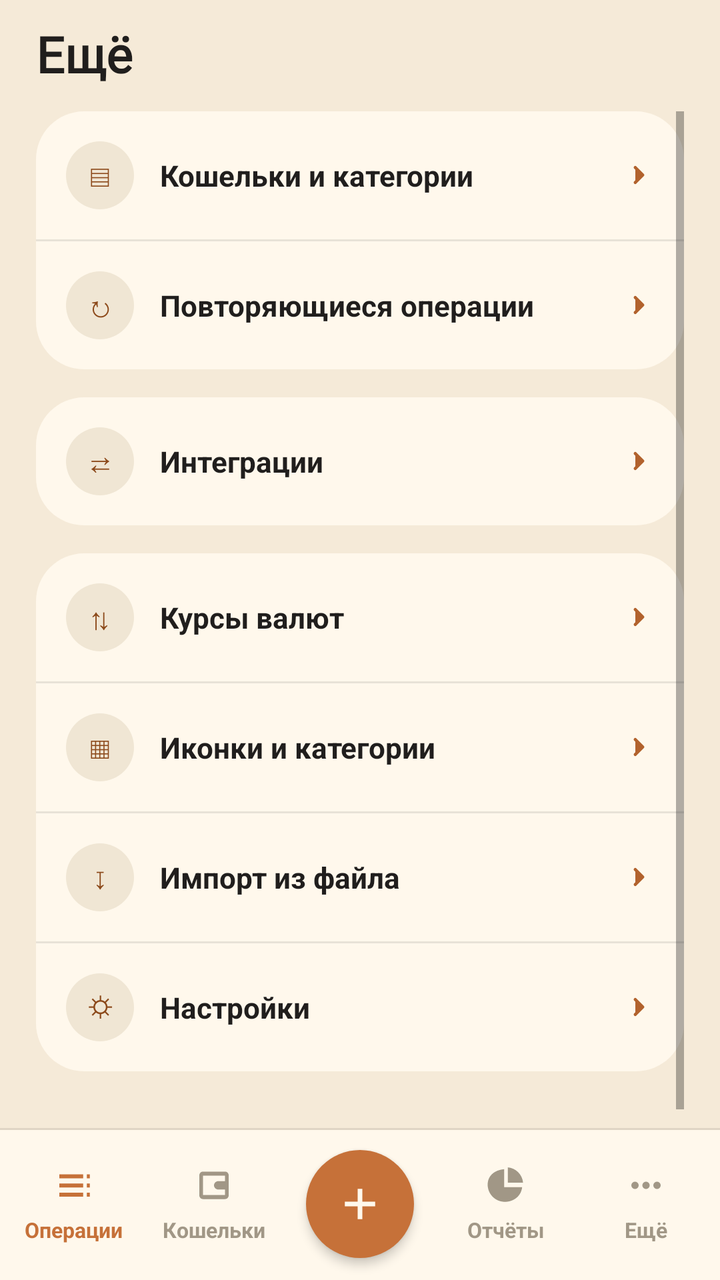
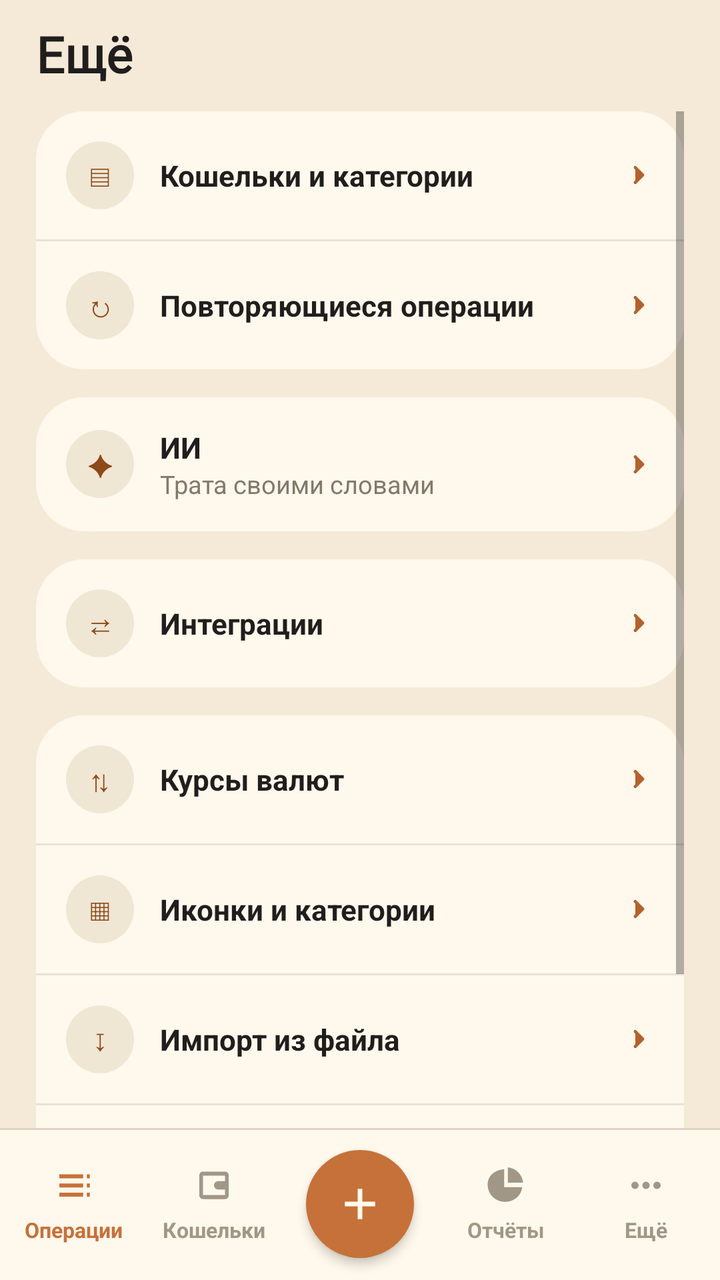

Two renders of the same Android screen: before a commit and after it. Below are the layout's source before the change and the commit's diff.
<!-- AndroidManifest.xml: activity theme AppTheme.NoActionBar -->
<!-- res/layout/activity_more.xml -->
<?xml version="1.0" encoding="utf-8"?>
<RelativeLayout xmlns:android="http://schemas.android.com/apk/res/android"
    android:layout_width="match_parent"
    android:layout_height="match_parent"
    android:background="@color/colorBackground">

    <TextView
        android:id="@+id/title"
        android:layout_width="match_parent"
        android:layout_height="wrap_content"
        android:paddingLeft="18dp"
        android:paddingRight="18dp"
        android:paddingTop="10dp"
        android:paddingBottom="12dp"
        android:text="Ещё"
        android:textSize="25sp"
        android:textStyle="bold"
        android:fontFamily="@font/caprasimo"
        android:textColor="@color/colorTextPrimary"/>

    <ScrollView
        android:layout_width="match_parent"
        android:layout_height="wrap_content"
        android:layout_below="@id/title"
        android:layout_above="@id/bottomNav"
        android:paddingLeft="18dp"
        android:paddingRight="18dp">

        <LinearLayout
            android:layout_width="match_parent"
            android:layout_height="wrap_content"
            android:orientation="vertical"
            android:paddingBottom="24dp">

            <LinearLayout
                android:id="@+id/rowAccountsCard"
                android:layout_width="match_parent"
                android:layout_height="wrap_content"
                android:orientation="vertical"
                android:background="@drawable/bg_card"
                android:layout_marginBottom="14dp">

                <LinearLayout android:id="@+id/rowAccounts" style="@style/MoreRow" android:onClick="onMoreAccounts">
                    <TextView style="@style/MoreRowGlyph" android:text="▤"/>
                    <TextView style="@style/MoreRowLabel" android:text="Кошельки и категории"/>
                    <ImageView style="@style/MoreRowChevron"/>
                </LinearLayout>
                <View style="@style/MoreRowDivider"/>

                <LinearLayout android:id="@+id/rowRecurring" style="@style/MoreRow" android:onClick="onMoreRecurring">
                    <TextView style="@style/MoreRowGlyph" android:text="↻"/>
                    <TextView style="@style/MoreRowLabel" android:text="Повторяющиеся операции"/>
                    <ImageView style="@style/MoreRowChevron"/>
                </LinearLayout>
            </LinearLayout>

            
            <LinearLayout
                android:id="@+id/rowIntegrationsCard"
                android:layout_width="match_parent"
                android:layout_height="wrap_content"
                android:orientation="vertical"
                android:background="@drawable/bg_card"
                android:layout_marginBottom="14dp">

                <LinearLayout android:id="@+id/rowIntegrations" style="@style/MoreRow" android:onClick="onMoreIntegrations">
                    <TextView style="@style/MoreRowGlyph" android:text="⇄"/>
                    <TextView style="@style/MoreRowLabel" android:text="Интеграции"/>
                    <ImageView style="@style/MoreRowChevron"/>
                </LinearLayout>
            </LinearLayout>

            <LinearLayout
                android:id="@+id/moreList"
                android:layout_width="match_parent"
                android:layout_height="wrap_content"
                android:orientation="vertical"
                android:background="@drawable/bg_card"
                android:layout_marginBottom="14dp">

                
                <LinearLayout android:id="@+id/rowRates" style="@style/MoreRow" android:onClick="onMoreRates">
                    <TextView style="@style/MoreRowGlyph" android:text="⇅"/>
                    <TextView style="@style/MoreRowLabel" android:text="Курсы валют"/>
                    <ImageView style="@style/MoreRowChevron"/>
                </LinearLayout>
                <View style="@style/MoreRowDivider"/>

                <LinearLayout android:id="@+id/rowIcons" style="@style/MoreRow" android:onClick="onMoreIcons">
                    <TextView style="@style/MoreRowGlyph" android:text="▦"/>
                    <TextView style="@style/MoreRowLabel" android:text="Иконки и категории"/>
                    <ImageView style="@style/MoreRowChevron"/>
                </LinearLayout>
                <View style="@style/MoreRowDivider"/>

                <LinearLayout android:id="@+id/rowImport" style="@style/MoreRow" android:onClick="onMoreImport">
                    <TextView style="@style/MoreRowGlyph" android:text="↧"/>
                    <TextView style="@style/MoreRowLabel" android:text="Импорт из файла"/>
                    <ImageView style="@style/MoreRowChevron"/>
                </LinearLayout>
                <View style="@style/MoreRowDivider"/>

                <LinearLayout android:id="@+id/rowSettings" style="@style/MoreRow" android:onClick="onMoreSettings">
                    <TextView style="@style/MoreRowGlyph" android:text="⛭"/>
                    <TextView style="@style/MoreRowLabel" android:text="Настройки"/>
                    <ImageView style="@style/MoreRowChevron"/>
                </LinearLayout>
            </LinearLayout>
        </LinearLayout>
    </ScrollView>

    <include android:id="@+id/bottomNav" layout="@layout/view_bottom_nav"/>
</RelativeLayout>
<!-- res/layout/view_bottom_nav.xml (included above) -->
<?xml version="1.0" encoding="utf-8"?>
<FrameLayout xmlns:android="http://schemas.android.com/apk/res/android"
    android:id="@+id/bottomNav"
    android:layout_width="match_parent"
    android:layout_height="76dp"
    android:layout_alignParentBottom="true"
    android:layout_gravity="bottom"
    android:background="@drawable/bg_bottom_nav"
    android:elevation="8dp">

    <LinearLayout
        android:layout_width="match_parent"
        android:layout_height="match_parent"
        android:orientation="horizontal"
        android:paddingLeft="2dp"
        android:paddingRight="2dp">

        <LinearLayout
            android:id="@+id/navOps"
            android:layout_width="0dp"
            android:layout_height="match_parent"
            android:layout_weight="1"
            android:background="@drawable/bg_nav_tab"
            android:clickable="true"
            android:focusable="true"
            android:gravity="center"
            android:orientation="vertical"
            android:onClick="navOperations">

            <ImageView
                android:layout_width="22dp"
                android:layout_height="22dp"
                android:src="@drawable/ic_nav_ops"
                android:tint="@color/colorPrimary"/>

            <TextView
                android:layout_width="wrap_content"
                android:layout_height="wrap_content"
                android:layout_marginTop="4dp"
                android:text="Операции"
                android:textSize="10.5sp"
                android:textStyle="bold"
                android:textColor="@color/colorPrimary"/>
        </LinearLayout>

        <LinearLayout
            android:id="@+id/navWallets"
            android:layout_width="0dp"
            android:layout_height="match_parent"
            android:layout_weight="1"
            android:background="@drawable/bg_nav_tab"
            android:clickable="true"
            android:focusable="true"
            android:gravity="center"
            android:orientation="vertical"
            android:onClick="navWallets">

            <ImageView
                android:layout_width="22dp"
                android:layout_height="22dp"
                android:src="@drawable/ic_nav_wallets"
                android:tint="@color/colorTextHint"/>

            <TextView
                android:layout_width="wrap_content"
                android:layout_height="wrap_content"
                android:layout_marginTop="4dp"
                android:text="Кошельки"
                android:textSize="10.5sp"
                android:textStyle="bold"
                android:textColor="@color/colorTextHint"/>
        </LinearLayout>

        
        <View
            android:layout_width="76dp"
            android:layout_height="match_parent"/>

        <LinearLayout
            android:id="@+id/navReport"
            android:layout_width="0dp"
            android:layout_height="match_parent"
            android:layout_weight="1"
            android:background="@drawable/bg_nav_tab"
            android:clickable="true"
            android:focusable="true"
            android:gravity="center"
            android:orientation="vertical"
            android:onClick="navReport">

            <ImageView
                android:layout_width="22dp"
                android:layout_height="22dp"
                android:src="@drawable/ic_nav_report"
                android:tint="@color/colorTextHint"/>

            <TextView
                android:layout_width="wrap_content"
                android:layout_height="wrap_content"
                android:layout_marginTop="4dp"
                android:text="Отчёты"
                android:textSize="10.5sp"
                android:textStyle="bold"
                android:textColor="@color/colorTextHint"/>
        </LinearLayout>

        <LinearLayout
            android:id="@+id/navMore"
            android:layout_width="0dp"
            android:layout_height="match_parent"
            android:layout_weight="1"
            android:background="@drawable/bg_nav_tab"
            android:clickable="true"
            android:focusable="true"
            android:gravity="center"
            android:orientation="vertical"
            android:onClick="navMore">

            <ImageView
                android:layout_width="22dp"
                android:layout_height="22dp"
                android:src="@drawable/ic_nav_more"
                android:tint="@color/colorTextHint"/>

            <TextView
                android:layout_width="wrap_content"
                android:layout_height="wrap_content"
                android:layout_marginTop="4dp"
                android:text="Ещё"
                android:textSize="10.5sp"
                android:textStyle="bold"
                android:textColor="@color/colorTextHint"/>
        </LinearLayout>

    </LinearLayout>

    
    <ImageButton
        android:id="@+id/btnAddTran"
        android:layout_width="54dp"
        android:layout_height="54dp"
        android:layout_gravity="center_horizontal|bottom"
        android:layout_marginBottom="11dp"
        android:background="@drawable/bg_nav_add"
        android:contentDescription="Добавить операцию"
        android:elevation="3dp"
        android:padding="14dp"
        android:scaleType="fitCenter"
        android:src="@drawable/ic_nav_add"
        android:tint="@color/colorSurface"
        android:onClick="btnOperationAdd"/>

</FrameLayout>
<!-- resources referenced by this layout -->
<resources>
  <color name="colorBackground">#F5EAD8</color>
  <color name="colorPrimary">#C67139</color>
  <color name="colorSurface">#FFF8EC</color>
  <color name="colorTextHint">#A19786</color>
  <color name="colorTextPrimary">#201E1D</color>
  <!-- drawable bg_card (drawable) -->
  <?xml version="1.0" encoding="utf-8"?>
  <shape xmlns:android="http://schemas.android.com/apk/res/android">
      <solid android:color="@color/colorSurface"/>
      <corners android:radius="24dp"/>
  </shape>
  <!-- drawable bg_nav_add (drawable) -->
  <?xml version="1.0" encoding="utf-8"?>
  <ripple xmlns:android="http://schemas.android.com/apk/res/android"
      android:color="@color/colorPrimaryDark">
      <item>
          <shape android:shape="oval">
              <solid android:color="@color/colorPrimary"/>
          </shape>
      </item>
  </ripple>
  <!-- drawable bg_nav_tab (drawable) -->
  <?xml version="1.0" encoding="utf-8"?>
  <ripple xmlns:android="http://schemas.android.com/apk/res/android"
      android:color="@color/colorSurfaceAlt">
      <item android:drawable="@android:color/transparent"/>
  </ripple>
  <!-- drawable ic_nav_add (drawable) -->
  <?xml version="1.0" encoding="utf-8"?>
  <vector xmlns:android="http://schemas.android.com/apk/res/android"
      android:width="24dp"
      android:height="24dp"
      android:viewportWidth="24"
      android:viewportHeight="24">
      <path
          android:fillColor="#FFFFFF"
          android:pathData="M10.9,5h2.2v5.9H19v2.2h-5.9V19h-2.2v-5.9H5v-2.2h5.9z"/>
  </vector>
  <style name="MoreRow">
          <item name="android:layout_width">match_parent</item>
          <item name="android:layout_height">wrap_content</item>
          <item name="android:orientation">horizontal</item>
          <item name="android:gravity">center_vertical</item>
          <item name="android:padding">15dp</item>
          <item name="android:background">?android:attr/selectableItemBackground</item>
      </style>
  <style name="MoreRowChevron">
          <item name="android:layout_width">15dp</item>
          <item name="android:layout_height">15dp</item>
          <item name="android:src">@drawable/ic_chevron_right</item>
      </style>
  <style name="MoreRowDivider">
          <item name="android:layout_width">match_parent</item>
          <item name="android:layout_height">1dp</item>
          <item name="android:background">@color/colorDivider</item>
      </style>
  <style name="MoreRowGlyph">
          <item name="android:layout_width">34dp</item>
          <item name="android:layout_height">34dp</item>
          <item name="android:background">@drawable/bg_icon_circle</item>
          <item name="android:gravity">center</item>
          <item name="android:textSize">15sp</item>
          <item name="android:textColor">@color/colorexpanse</item>
      </style>
  <style name="MoreRowLabel">
          <item name="android:layout_width">0dp</item>
          <item name="android:layout_height">wrap_content</item>
          <item name="android:layout_weight">1</item>
          <item name="android:paddingStart">13dp</item>
          <item name="android:textSize">14.5sp</item>
          <item name="android:textStyle">bold</item>
          <item name="android:textColor">@color/colorTextPrimary</item>
      </style>
  <style name="AppTheme.NoActionBar">
          <item name="windowActionBar">false</item>
          <item name="windowNoTitle">true</item>
      </style>
  <color name="colorDivider">#1A201E1D</color>
  <color name="colorPrimaryDark">#B2622D</color>
  <color name="colorSurfaceAlt">#EBDDC5</color>
  <!-- drawable bg_icon_circle (drawable) -->
  <?xml version="1.0" encoding="utf-8"?>
  <shape xmlns:android="http://schemas.android.com/apk/res/android"
      android:shape="oval">
      <solid android:color="@color/colorIconCircle"/>
  </shape>
  <color name="colorexpanse">#8C491A</color>
  <color name="colorIconCircle">#F0E6D4</color>
  <!-- unchanged entries left out for length: 6 -->
</resources>

<!-- the commit's change to res/layout/activity_more.xml (unified diff, before → after) -->
@@ -50,6 +50,40 @@
                 <LinearLayout android:id="@+id/rowRecurring" style="@style/MoreRow" android:onClick="onMoreRecurring">
                     <TextView style="@style/MoreRowGlyph" android:text="↻"/>
                     <TextView style="@style/MoreRowLabel" android:text="Повторяющиеся операции"/>
+                    <ImageView style="@style/MoreRowChevron"/>
+                </LinearLayout>
+            </LinearLayout>
+
+            
+            <LinearLayout
+                android:id="@+id/rowAiCard"
+                android:layout_width="match_parent"
+                android:layout_height="wrap_content"
+                android:orientation="vertical"
+                android:background="@drawable/bg_card"
+                android:layout_marginBottom="14dp">
+
+                <LinearLayout android:id="@+id/rowAi" style="@style/MoreRow" android:onClick="onMoreAi">
+                    <TextView style="@style/MoreRowGlyph" android:text="✦"/>
+                    <LinearLayout
+                        android:layout_width="0dp"
+                        android:layout_height="wrap_content"
+                        android:layout_weight="1"
+                        android:orientation="vertical">
+                        <TextView
+                            style="@style/MoreRowLabel"
+                            android:layout_width="match_parent"
+                            android:layout_weight="0"
+                            android:text="ИИ"/>
+                        <TextView
+                            android:id="@+id/rowAiHint"
+                            android:layout_width="match_parent"
+                            android:layout_height="wrap_content"
+                            android:paddingStart="13dp"
+                            android:textSize="12.5sp"
+                            android:textColor="@color/colorTextSecondary"
+                            android:text="Трата своими словами"/>
+                    </LinearLayout>
                     <ImageView style="@style/MoreRowChevron"/>
                 </LinearLayout>
             </LinearLayout>
<!-- resource entries referenced after the edit -->
@@ -5,6 +5,7 @@
   <color name="colorSurface">#FFF8EC</color>
   <color name="colorTextHint">#A19786</color>
   <color name="colorTextPrimary">#201E1D</color>
+  <color name="colorTextSecondary">#82796A</color>
   <!-- drawable bg_card (drawable) -->
   <?xml version="1.0" encoding="utf-8"?>
   <shape xmlns:android="http://schemas.android.com/apk/res/android">
